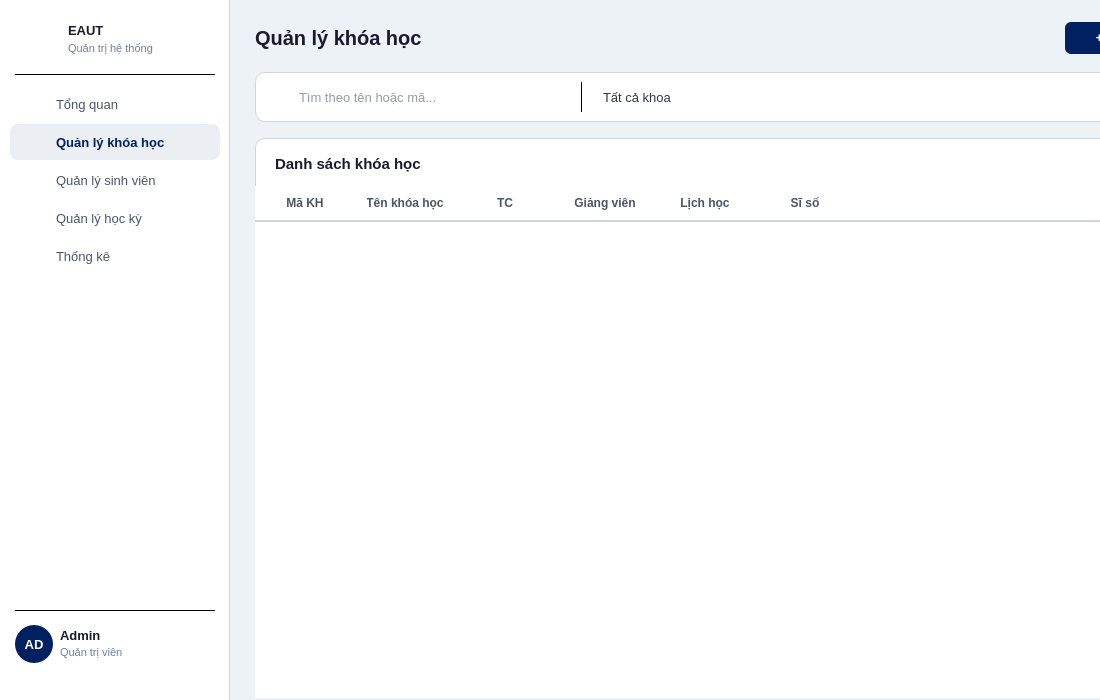
The window that frontend/ui/admin_courses.ui (abcxyzawe/BaiTapLonPy) describes before a commit, drawn with Qt 5.
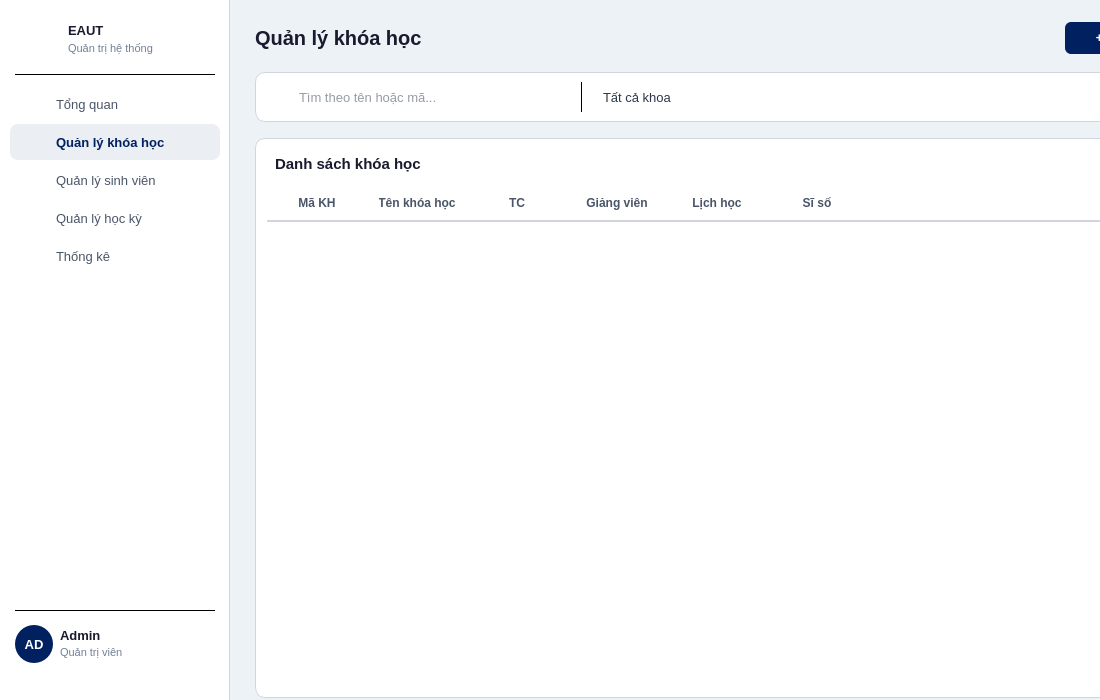
The same window after the commit.

What changed in the file:
```diff
--- a/frontend/ui/admin_courses.ui
+++ b/frontend/ui/admin_courses.ui
@@ -214,7 +214,7 @@
     </widget>
 
     <widget class="QTableWidget" name="tblAdminCourses">
-     <property name="geometry"><rect><x>0</x><y>48</y><width>970</width><height>512</height></rect></property>
+     <property name="geometry"><rect><x>12</x><y>48</y><width>946</width><height>500</height></rect></property>
      <property name="styleSheet"><string notr="true">
 QTableWidget {
     border: none;
```
